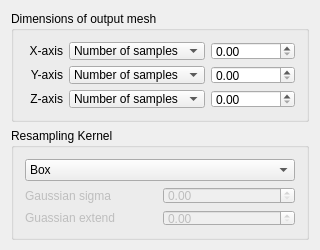
First picture: the form in src/Interface/Modules/Fields/resampleregularmesh.ui, repository SCIInstitute/SCIRun, before the edit.
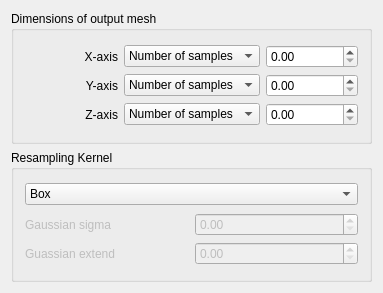
Second picture: the form after the edit.

```diff
--- a/src/Interface/Modules/Fields/resampleregularmesh.ui
+++ b/src/Interface/Modules/Fields/resampleregularmesh.ui
@@ -6,14 +6,14 @@
    <rect>
     <x>0</x>
     <y>0</y>
-    <width>320</width>
-    <height>250</height>
+    <width>383</width>
+    <height>293</height>
    </rect>
   </property>
   <property name="minimumSize">
    <size>
-    <width>320</width>
-    <height>250</height>
+    <width>383</width>
+    <height>293</height>
    </size>
   </property>
   <property name="windowTitle">
```
